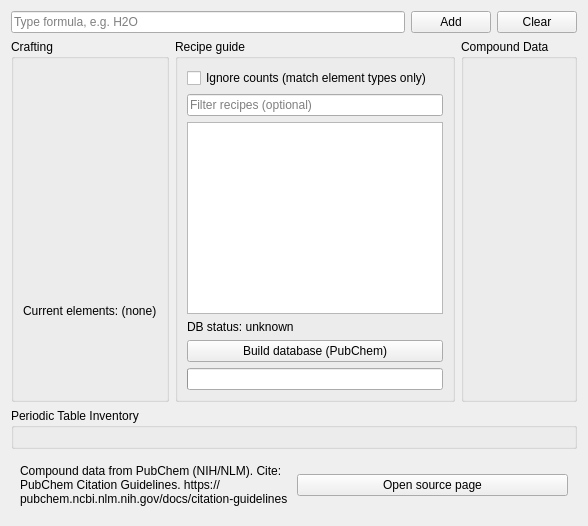
Before: the Qt Designer form src/orbsim/ui/tabs/compound_builder.ui in jemurrayPhD/OrbSim, drawn with Qt 5.
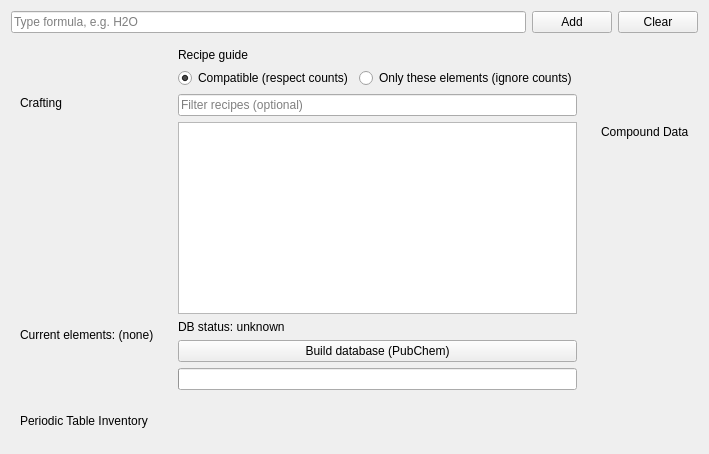
After: the same form once the commit is applied.

Commit message: Simplify compound builder UI and recipe modes

```diff
--- a/src/orbsim/ui/tabs/compound_builder.ui
+++ b/src/orbsim/ui/tabs/compound_builder.ui
@@ -31,11 +31,15 @@
    <item>
     <layout class="QHBoxLayout" name="upperLayout">
      <item>
-      <widget class="QGroupBox" name="craftingGroup">
-       <property name="title">
-        <string>Crafting</string>
-       </property>
-       <layout class="QVBoxLayout" name="craftingLayout">
+      <widget class="QWidget" name="craftingSection">
+       <layout class="QVBoxLayout" name="craftingSectionLayout">
+        <item>
+         <widget class="QLabel" name="craftingHeaderLabel">
+          <property name="text">
+           <string>Crafting</string>
+          </property>
+         </widget>
+        </item>
         <item>
          <widget class="QWidget" name="craftingPlaceholder"/>
         </item>
@@ -50,18 +54,36 @@
       </widget>
      </item>
      <item>
-      <widget class="QGroupBox" name="recipeGroup">
-       <property name="title">
-        <string>Recipe guide</string>
-       </property>
-       <layout class="QVBoxLayout" name="recipeLayout">
+      <widget class="QWidget" name="recipeSection">
+       <layout class="QVBoxLayout" name="recipeSectionLayout">
         <item>
-         <widget class="QCheckBox" name="ignoreCountsCheckBox">
+         <widget class="QLabel" name="recipeHeaderLabel">
           <property name="text">
-           <string>Ignore counts (match element types only)</string>
+           <string>Recipe guide</string>
           </property>
          </widget>
         </item>
+        <item>
+         <layout class="QHBoxLayout" name="recipeModeLayout">
+          <item>
+           <widget class="QRadioButton" name="compatibleRadio">
+            <property name="text">
+             <string>Compatible (respect counts)</string>
+            </property>
+            <property name="checked">
+             <bool>true</bool>
+            </property>
+           </widget>
+          </item>
+          <item>
+           <widget class="QRadioButton" name="onlyElementsRadio">
+            <property name="text">
+             <string>Only these elements (ignore counts)</string>
+            </property>
+           </widget>
+          </item>
+         </layout>
+        </item>
         <item>
          <widget class="QLineEdit" name="recipeSearchLineEdit">
           <property name="placeholderText">
@@ -100,11 +122,15 @@
       </widget>
      </item>
      <item>
-      <widget class="QGroupBox" name="dataGroup">
-       <property name="title">
-        <string>Compound Data</string>
-       </property>
-       <layout class="QVBoxLayout" name="dataLayout">
+      <widget class="QWidget" name="dataSection">
+       <layout class="QVBoxLayout" name="dataSectionLayout">
+        <item>
+         <widget class="QLabel" name="dataHeaderLabel">
+          <property name="text">
+           <string>Compound Data</string>
+          </property>
+         </widget>
+        </item>
         <item>
          <widget class="QWidget" name="dataPlaceholder"/>
         </item>
@@ -114,40 +140,21 @@
     </layout>
    </item>
    <item>
-    <widget class="QGroupBox" name="inventoryGroup">
-     <property name="title">
-      <string>Periodic Table Inventory</string>
-     </property>
-     <layout class="QVBoxLayout" name="inventoryLayout">
+    <widget class="QWidget" name="inventorySection">
+     <layout class="QVBoxLayout" name="inventorySectionLayout">
+      <item>
+       <widget class="QLabel" name="inventoryHeaderLabel">
+        <property name="text">
+         <string>Periodic Table Inventory</string>
+        </property>
+       </widget>
+      </item>
       <item>
        <widget class="QWidget" name="inventoryPlaceholder"/>
       </item>
      </layout>
     </widget>
    </item>
-   <item>
-    <widget class="QFrame" name="citationFrame">
-     <layout class="QHBoxLayout" name="citationLayout">
-      <item>
-       <widget class="QLabel" name="citationLabel">
-        <property name="text">
-         <string>Compound data from PubChem (NIH/NLM). Cite: PubChem Citation Guidelines. https://pubchem.ncbi.nlm.nih.gov/docs/citation-guidelines</string>
-        </property>
-        <property name="wordWrap">
-         <bool>true</bool>
-        </property>
-       </widget>
-      </item>
-      <item>
-       <widget class="QPushButton" name="openCitationButton">
-        <property name="text">
-         <string>Open source page</string>
-        </property>
-       </widget>
-      </item>
-     </layout>
-    </widget>
-   </item>
   </layout>
  </widget>
  <resources/>
```
The commit also changes 4 other files.
